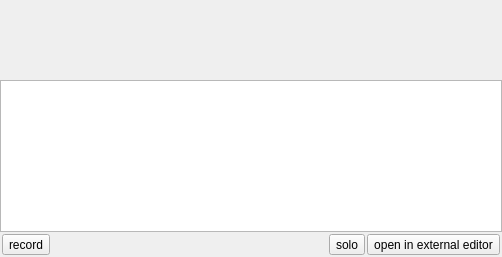
Above: components/projecteditor/lib/record.ui from artm/WatchThatSound3 before the change. Below: the same form after it.
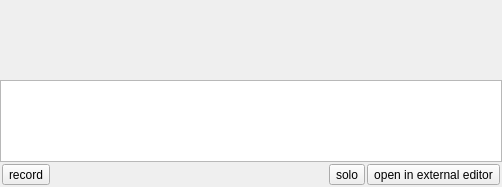
That is the form after the change.

What changed in the file:
```diff
--- a/components/projecteditor/lib/record.ui
+++ b/components/projecteditor/lib/record.ui
@@ -7,7 +7,7 @@
     <x>0</x>
     <y>0</y>
     <width>502</width>
-    <height>257</height>
+    <height>187</height>
    </rect>
   </property>
   <property name="windowTitle">
@@ -37,10 +37,29 @@
     </widget>
    </item>
    <item>
-    <widget class="QGraphicsView" name="sequencer"/>
+    <widget class="QGraphicsView" name="sequencer">
+     <property name="sizePolicy">
+      <sizepolicy hsizetype="Expanding" vsizetype="Minimum">
+       <horstretch>0</horstretch>
+       <verstretch>0</verstretch>
+      </sizepolicy>
+     </property>
+     <property name="minimumSize">
+      <size>
+       <width>0</width>
+       <height>80</height>
+      </size>
+     </property>
+    </widget>
    </item>
    <item>
     <widget class="QWidget" name="buttons" native="true">
+     <property name="sizePolicy">
+      <sizepolicy hsizetype="Preferred" vsizetype="Fixed">
+       <horstretch>0</horstretch>
+       <verstretch>0</verstretch>
+      </sizepolicy>
+     </property>
      <layout class="QHBoxLayout" name="horizontalLayout">
       <property name="spacing">
        <number>2</number>
```
Left out of the diff: 2 changed lines with no effect on the pictures.
